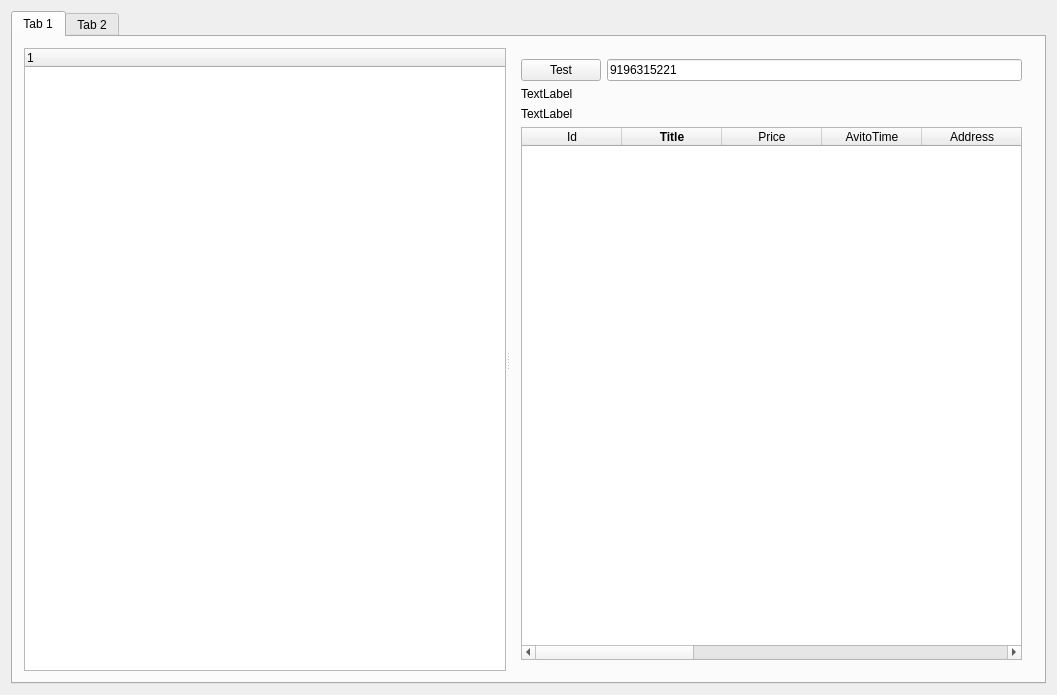
Old version of the form mainwindow.ui in the repository pvl1175/lookfor-qt-ui.
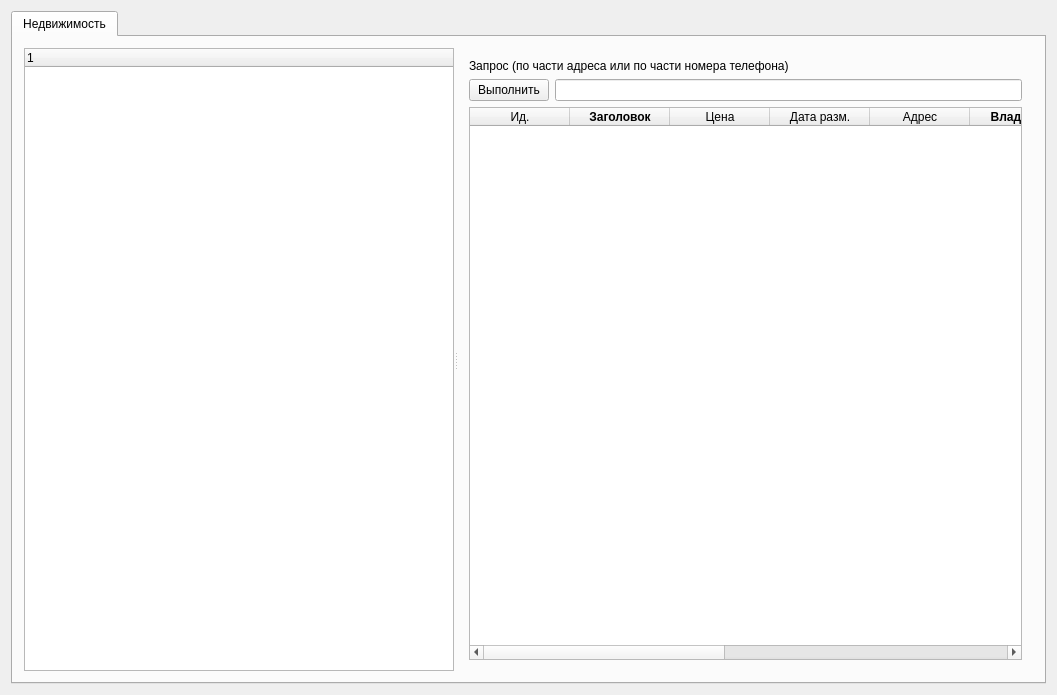
New version of the form.

```diff
--- a/mainwindow.ui
+++ b/mainwindow.ui
@@ -11,7 +11,7 @@
    </rect>
   </property>
   <property name="windowTitle">
-   <string>MainWindow</string>
+   <string>Demo</string>
   </property>
   <widget class="QWidget" name="centralWidget">
    <layout class="QGridLayout" name="gridLayout_2">
@@ -19,7 +19,7 @@
      <widget class="QTabWidget" name="tabWidget">
       <widget class="QWidget" name="tab">
        <attribute name="title">
-        <string>Tab 1</string>
+        <string>Недвижимость</string>
        </attribute>
        <layout class="QGridLayout" name="gridLayout">
         <item row="0" column="0">
@@ -76,52 +76,30 @@
              <enum>QLayout::SetDefaultConstraint</enum>
             </property>
             <item>
-             <layout class="QVBoxLayout" name="verticalLayout_2">
+             <widget class="QLabel" name="label">
+              <property name="text">
+               <string>Запрос (по части адреса или по части номера телефона)</string>
+              </property>
+             </widget>
+            </item>
+            <item>
+             <layout class="QHBoxLayout" name="horizontalLayout">
               <item>
-               <layout class="QHBoxLayout" name="horizontalLayout">
-                <item>
-                 <widget class="QPushButton" name="testPshButton">
-                  <property name="text">
-                   <string>Test</string>
-                  </property>
-                 </widget>
-                </item>
-                <item>
-                 <widget class="QLineEdit" name="lineEdit">
-                  <property name="text">
-                   <string>9196315221</string>
-                  </property>
-                 </widget>
-                </item>
-               </layout>
+               <widget class="QPushButton" name="pushButton">
+                <property name="text">
+                 <string>Выполнить</string>
+                </property>
+               </widget>
               </item>
               <item>
-               <layout class="QVBoxLayout" name="verticalLayout">
-                <item>
-                 <widget class="QLabel" name="label1">
-                  <property name="text">
-                   <string>TextLabel</string>
-                  </property>
-                 </widget>
-                </item>
-                <item>
-                 <widget class="QLabel" name="label2">
-                  <property name="text">
-                   <string>TextLabel</string>
-                  </property>
-                 </widget>
-                </item>
-               </layout>
+               <widget class="QLineEdit" name="lineEdit"/>
               </item>
              </layout>
             </item>
             <item>
              <widget class="QTableWidget" name="tableWidget">
-              <property name="contextMenuPolicy">
-               <enum>Qt::ActionsContextMenu</enum>
-              </property>
               <property name="autoFillBackground">
-               <bool>false</bool>
+               <bool>true</bool>
               </property>
               <property name="frameShape">
                <enum>QFrame::StyledPanel</enum>
@@ -144,6 +122,12 @@
               <property name="selectionBehavior">
                <enum>QAbstractItemView::SelectRows</enum>
               </property>
+              <property name="verticalScrollMode">
+               <enum>QAbstractItemView::ScrollPerPixel</enum>
+              </property>
+              <property name="horizontalScrollMode">
+               <enum>QAbstractItemView::ScrollPerPixel</enum>
+              </property>
               <property name="sortingEnabled">
                <bool>true</bool>
               </property>
@@ -152,12 +136,12 @@
               </attribute>
               <column>
                <property name="text">
-                <string>Id</string>
+                <string>Ид.</string>
                </property>
               </column>
               <column>
                <property name="text">
-                <string>Title</string>
+                <string>Заголовок</string>
                </property>
                <property name="font">
                 <font>
@@ -168,22 +152,22 @@
               </column>
               <column>
                <property name="text">
-                <string>Price</string>
+                <string>Цена</string>
                </property>
               </column>
               <column>
                <property name="text">
-                <string>AvitoTime</string>
+                <string>Дата разм.</string>
                </property>
               </column>
               <column>
                <property name="text">
-                <string>Address</string>
+                <string>Адрес</string>
                </property>
               </column>
               <column>
                <property name="text">
-                <string>OwnerName</string>
+                <string>Владелец</string>
                </property>
                <property name="font">
                 <font>
@@ -194,7 +178,7 @@
               </column>
               <column>
                <property name="text">
-                <string>OwnerPhone</string>
+                <string>Контакт</string>
                </property>
                <property name="font">
                 <font>
@@ -205,17 +189,17 @@
               </column>
               <column>
                <property name="text">
-                <string>UserType</string>
+                <string>Тип</string>
                </property>
               </column>
               <column>
                <property name="text">
-                <string>PhoneInfo</string>
+                <string>Тел. (инфо)</string>
                </property>
               </column>
               <column>
                <property name="text">
-                <string>Location</string>
+                <string>Место</string>
                </property>
                <property name="font">
                 <font>
@@ -225,12 +209,12 @@
               </column>
               <column>
                <property name="text">
-                <string>Lat</string>
+                <string>Широта</string>
                </property>
               </column>
               <column>
                <property name="text">
-                <string>Lng</string>
+                <string>Долгота</string>
                </property>
               </column>
              </widget>
@@ -241,23 +225,6 @@
         </item>
        </layout>
       </widget>
-      <widget class="QWidget" name="tab_2">
-       <property name="sizePolicy">
-        <sizepolicy hsizetype="Preferred" vsizetype="Preferred">
-         <horstretch>0</horstretch>
-         <verstretch>0</verstretch>
-        </sizepolicy>
-       </property>
-       <property name="minimumSize">
-        <size>
-         <width>0</width>
-         <height>0</height>
-        </size>
-       </property>
-       <attribute name="title">
-        <string>Tab 2</string>
-       </attribute>
-      </widget>
      </widget>
     </item>
    </layout>
```
